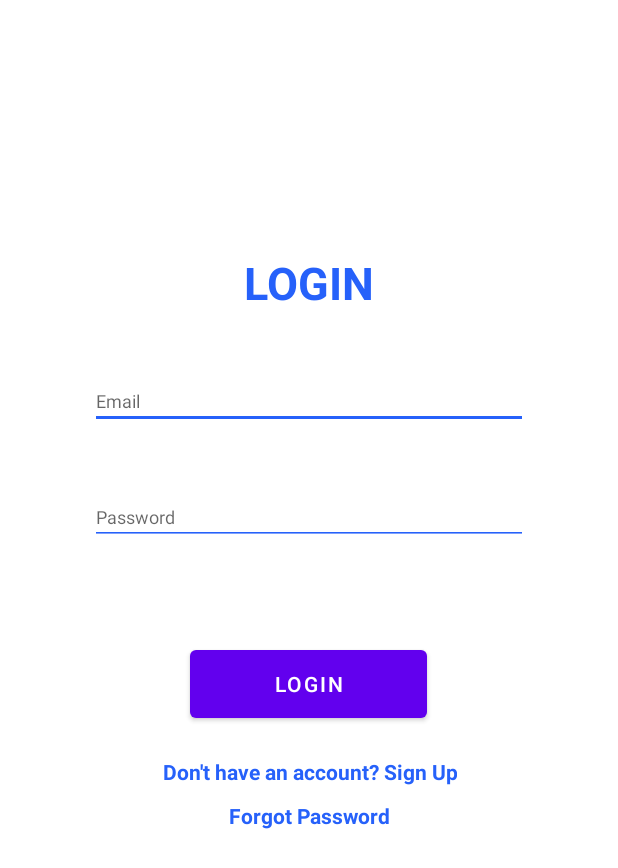
After one commit to ToDuyVuong/SmartHomeMobile, an Android app: the LoginActivity screen opened directly, with no data from a screen before it, on a phone screen of 412 x 824 dp. The commit adds this screen. Shown: the top 868 px of the screen. Run offline under Robolectric (Android 15) with nearby library versions, the phone set to English and light mode, and no system bars.

Commit message:
update login api

```diff
--- a/app/src/main/java/vn/iotstart/smarthomemobile/MainActivity.java
+++ b/app/src/main/java/vn/iotstart/smarthomemobile/MainActivity.java
@@ -1,11 +1,16 @@
 package vn.iotstart.smarthomemobile;
 
+import android.content.Intent;
+import android.view.Window;
+import android.view.WindowManager;
 import androidx.appcompat.app.AppCompatActivity;
 
 import android.os.Bundle;
 import android.util.Log;
 import android.widget.TextView;
 
+import androidx.appcompat.app.AppCompatDelegate;
+import vn.iotstart.smarthomemobile.activity.LoginActivity;
 import vn.iotstart.smarthomemobile.model.User;
 
 public class MainActivity extends AppCompatActivity {
--- /dev/null
+++ b/app/src/main/java/vn/iotstart/smarthomemobile/activity/LoginActivity.java
@@ -0,0 +1,105 @@
+package vn.iotstart.smarthomemobile.activity;
+
+import android.os.Bundle;
+import android.text.TextUtils;
+import android.util.Log;
+import android.view.View;
+import android.view.Window;
+import android.view.WindowManager;
+import android.widget.*;
+import androidx.appcompat.app.AppCompatActivity;
+import androidx.appcompat.app.AppCompatDelegate;
+import org.w3c.dom.Text;
+import retrofit2.Call;
+import retrofit2.Callback;
+import retrofit2.Response;
+import vn.iotstart.smarthomemobile.R;
+import vn.iotstart.smarthomemobile.api.ApiService;
+import vn.iotstart.smarthomemobile.model.User;
+import vn.iotstart.smarthomemobile.response.LoginResponse;
+
+public class LoginActivity extends AppCompatActivity {
+    EditText editTextEmail;
+    EditText editTextPassword;
+    Button buttonLogin;
+    TextView textViewSignup;
+    TextView textViewForgotPassword;
+    ProgressBar progressBarLogin;
+    protected void onCreate(Bundle savedInstanceState) {
+        super.onCreate(savedInstanceState);
+        supportRequestWindowFeature(Window.FEATURE_NO_TITLE);
+        getWindow().setFlags(WindowManager.LayoutParams.FLAG_FULLSCREEN, WindowManager.LayoutParams.FLAG_FULLSCREEN);
+        setContentView(R.layout.activity_login);
+
+        mapping();
+        buttonLogin.setOnClickListener(new View.OnClickListener() {
+            @Override
+            public void onClick(View v) {
+                String email = editTextEmail.getText().toString();
+                String password = editTextPassword.getText().toString();
+
+                if (TextUtils.isEmpty(email)){
+                    editTextEmail.setError("Please enter your email");
+                    editTextEmail.requestFocus();
+                    return;
+                }
+                if (TextUtils.isEmpty(password)){
+                    editTextPassword.setError("Please enter your password");
+                    editTextPassword.requestFocus();
+                    return;
+                }
+                progressBarLogin.setVisibility(View.VISIBLE);
+
+                User user = new User();
+                user.setEmail(email);
+                user.setPassword(password);
+
+                loginUser(user);
+                progressBarLogin.setVisibility(View.GONE);
+            }
+        });
+
+    }
+
+    private void mapping(){
+        editTextEmail = (EditText) findViewById(R.id.editTextLoginEmail);
+        editTextPassword = (EditText) findViewById(R.id.editTextLoginPassword);
+        textViewSignup = (TextView) findViewById(R.id.textViewSignup);
+        textViewForgotPassword = (TextView) findViewById(R.id.textViewForgotPassword);
+        buttonLogin = (Button) findViewById(R.id.buttonLogin);
+        progressBarLogin = (ProgressBar) findViewById(R.id.progressBarLogin);
+
+        progressBarLogin.setVisibility(View.GONE);
+    }
+
+        private void loginUser(User user){
+            ApiService.apiService.login(user).enqueue(new Callback<LoginResponse>() {
+                @Override
+                public void onResponse(Call<LoginResponse> call, Response<LoginResponse> response) {
+
+                    if (response.isSuccessful()){
+                        LoginResponse loginResponse = response.body();
+                        if (TextUtils.equals(loginResponse.getMessage(),"Not Found")){
+                            Toast.makeText(LoginActivity.this, "Your account doesn't exist", Toast.LENGTH_SHORT).show();
+                            return;
+                        }
+                        if (TextUtils.equals(loginResponse.getMessage(), "Incorrect")){
+                            Toast.makeText(LoginActivity.this, "Incorrect Password, Please try again", Toast.LENGTH_SHORT).show();
+                            return;
+                        }
+                        else if (TextUtils.equals(loginResponse.getMessage(), "Success")){
+                            Toast.makeText(LoginActivity.this, loginResponse.getUser().toString(), Toast.LENGTH_SHORT).show();
+                        }
+                    }
+                }
+
+                @Override
+                public void onFailure(Call<LoginResponse> call, Throwable t) {
+                    Toast.makeText(LoginActivity.this,"An error occur! Please try again", Toast.LENGTH_SHORT).show();
+                    Log.d("hello", "onFailure: " + t.getMessage());
+                }
+            });
+
+        }
+
+}
--- a/app/src/main/java/vn/iotstart/smarthomemobile/activity/RegisterActivity.java
+++ b/app/src/main/java/vn/iotstart/smarthomemobile/activity/RegisterActivity.java
@@ -146,7 +146,6 @@ public class RegisterActivity extends AppCompatActivity {
                     }else {
                         Toast.makeText(getApplicationContext(), "Account already exists", Toast.LENGTH_SHORT).show();
                     }
-
                 }
             }
 
--- a/app/src/main/java/vn/iotstart/smarthomemobile/api/ApiService.java
+++ b/app/src/main/java/vn/iotstart/smarthomemobile/api/ApiService.java
@@ -8,21 +8,19 @@ import java.util.List;
 import retrofit2.Call;
 import retrofit2.Retrofit;
 import retrofit2.converter.gson.GsonConverterFactory;
-import retrofit2.http.Body;
-import retrofit2.http.GET;
-import retrofit2.http.POST;
-import retrofit2.http.Query;
+import retrofit2.http.*;
 import vn.iotstart.smarthomemobile.model.Category;
 import vn.iotstart.smarthomemobile.model.Product;
 import vn.iotstart.smarthomemobile.model.User;
+import vn.iotstart.smarthomemobile.response.LoginResponse;
 
 public interface ApiService {
 
-    public static final String BASE_URL = "http://192.168.1.8:8085";
+    public static final String BASE_URL = "http://192.168.1.4:8085";
 
     Gson gson = new GsonBuilder().setDateFormat("yyyy MM dd HH:mm:ss").create();
 
-    ApiService apiService = new Retrofit.Builder()
+    public static final ApiService apiService = new Retrofit.Builder()
             .baseUrl(BASE_URL)
             .addConverterFactory(GsonConverterFactory.create(gson))
             .build().create(ApiService.class);
@@ -32,6 +30,8 @@ public interface ApiService {
     @POST("/user/register")
     Call<User> register(@Body User user);
 
+    @POST("/user/login")
+    Call<LoginResponse> login(@Body User user);
 
     //    @GET("/forgot/password")
 //    Call<String> forgotPassword(@Query("id") String id);
--- a/app/src/main/java/vn/iotstart/smarthomemobile/api/RetrofitClient.java
+++ b/app/src/main/java/vn/iotstart/smarthomemobile/api/RetrofitClient.java
@@ -6,8 +6,6 @@ import retrofit2.converter.gson.GsonConverterFactory;
 public class RetrofitClient {
     public static RetrofitClient retrofitClient;
     private static Retrofit retrofit = null;
-
-
 
 //    public static RetrofitClient getInstance() {
 //        if (retrofitClient == null) {
@@ -36,7 +34,4 @@ public class RetrofitClient {
         }
         return retrofit;
     }
-
-
-
 }
--- /dev/null
+++ b/app/src/main/res/layout/activity_login.xml
@@ -0,0 +1,71 @@
+<?xml version="1.0" encoding="utf-8"?>
+<androidx.constraintlayout.widget.ConstraintLayout xmlns:android="http://schemas.android.com/apk/res/android"
+                                                   xmlns:app="http://schemas.android.com/apk/res-auto" xmlns:tools="http://schemas.android.com/tools"
+                                                   android:layout_width="match_parent"
+                                                   android:layout_height="match_parent"
+                                                   tools:context=".activity.LoginActivity">
+    <TextView
+            android:id="@+id/textViewForgotPassword"
+            style="@style/parent"
+            android:text="@string/forgot_password"
+            android:textAlignment="textEnd"
+            android:textColor="@color/primaryTextColor"
+            android:textStyle="bold" android:layout_width="wrap_content" android:layout_height="wrap_content"
+            app:layout_constraintStart_toStartOf="parent"
+            app:layout_constraintEnd_toEndOf="parent" app:layout_constraintTop_toBottomOf="@+id/textViewSignup"
+            android:layout_marginTop="10dp"/>
+    <TextView
+            android:id="@+id/textViewSignup"
+            style="@style/parent"
+            android:text="@string/login_signup_hint"
+            android:textAlignment="textEnd"
+            android:textColor="@color/primaryTextColor"
+            android:textStyle="bold" android:layout_width="wrap_content" android:layout_height="wrap_content"
+            app:layout_constraintEnd_toEndOf="parent"
+            app:layout_constraintStart_toStartOf="parent" app:layout_constraintTop_toBottomOf="@+id/buttonLogin"
+            android:layout_marginTop="20dp"/>
+    <EditText
+            android:id="@+id/editTextLoginEmail"
+            style="@style/modifiedEditText"
+            android:autofillHints=""
+            android:hint="@string/login_email_hint"
+            android:inputType="textPersonName"
+            android:maxLines="1" android:layout_width="match_parent" android:layout_height="37dp"
+            app:layout_constraintStart_toStartOf="parent"
+            app:layout_constraintEnd_toEndOf="parent" app:layout_constraintTop_toBottomOf="@+id/textView3"
+            android:layout_marginTop="40dp" android:layout_marginRight="60dp" android:layout_marginLeft="60dp"/>
+    <EditText
+            android:id="@+id/editTextLoginPassword"
+            style="@style/modifiedEditText"
+            android:autofillHints=""
+            android:hint="@string/login_password_hint"
+            android:inputType="textPersonName"
+            android:maxLines="1" android:layout_width="match_parent" android:layout_height="37dp"
+            app:layout_constraintStart_toStartOf="parent"
+            app:layout_constraintEnd_toEndOf="parent"
+            android:layout_marginRight="60dp" android:layout_marginLeft="60dp"
+            app:layout_constraintTop_toBottomOf="@+id/editTextLoginEmail" android:layout_marginTop="40dp"
+            android:password="true"/>
+    <TextView
+            style="@style/loginHeader"
+            android:layout_width="wrap_content"
+            android:layout_height="wrap_content"
+            android:id="@+id/textView3"
+            app:layout_constraintTop_toTopOf="parent" app:layout_constraintStart_toStartOf="parent"
+            app:layout_constraintEnd_toEndOf="parent" android:layout_marginTop="168dp" android:text="@string/login"/>
+    <Button
+            android:text="Login"
+            android:layout_width="158dp"
+            android:layout_height="57dp" android:id="@+id/buttonLogin"
+            app:layout_constraintEnd_toEndOf="parent" app:layout_constraintStart_toStartOf="parent"
+            app:layout_constraintTop_toBottomOf="@+id/editTextLoginPassword" android:layout_marginTop="64dp"
+            app:layout_constraintHorizontal_bias="0.498"/>
+    <ProgressBar
+            style="?android:attr/progressBarStyle"
+            android:layout_width="wrap_content"
+            android:layout_height="wrap_content"
+            android:id="@+id/progressBarLogin"
+            app:layout_constraintStart_toEndOf="@+id/buttonLogin" app:layout_constraintEnd_toEndOf="parent"
+            app:layout_constraintTop_toBottomOf="@+id/editTextLoginPassword" android:layout_marginTop="72dp"
+            app:layout_constraintHorizontal_bias="0.265"/>
+</androidx.constraintlayout.widget.ConstraintLayout>
--- a/app/src/main/res/values/strings.xml
+++ b/app/src/main/res/values/strings.xml
@@ -3,6 +3,7 @@
 
 
     <string name="register">REGISTER</string>
+    <string name="login">LOGIN</string>
     <string name="login_email_hint">Email</string>
     <string name="login_password_hint">Password</string>
     <string name="signup_login_hint">Already have an account? Login</string>
--- a/build.gradle
+++ b/build.gradle
@@ -1,5 +1,5 @@
 // Top-level build file where you can add configuration options common to all sub-projects/modules.
 plugins {
-    id 'com.android.application' version '7.4.2' apply false
-    id 'com.android.library' version '7.4.2' apply false
+    id 'com.android.application' version '7.4.0-beta02' apply false
+    id 'com.android.library' version '7.4.0-beta02' apply false
 }
```
Also changed, not shown: app/src/main/AndroidManifest.xml (+8 -0 lines), app/src/main/java/vn/iotstart/smarthomemobile/response/LoginResponse.java (added, +29 -0 lines).
